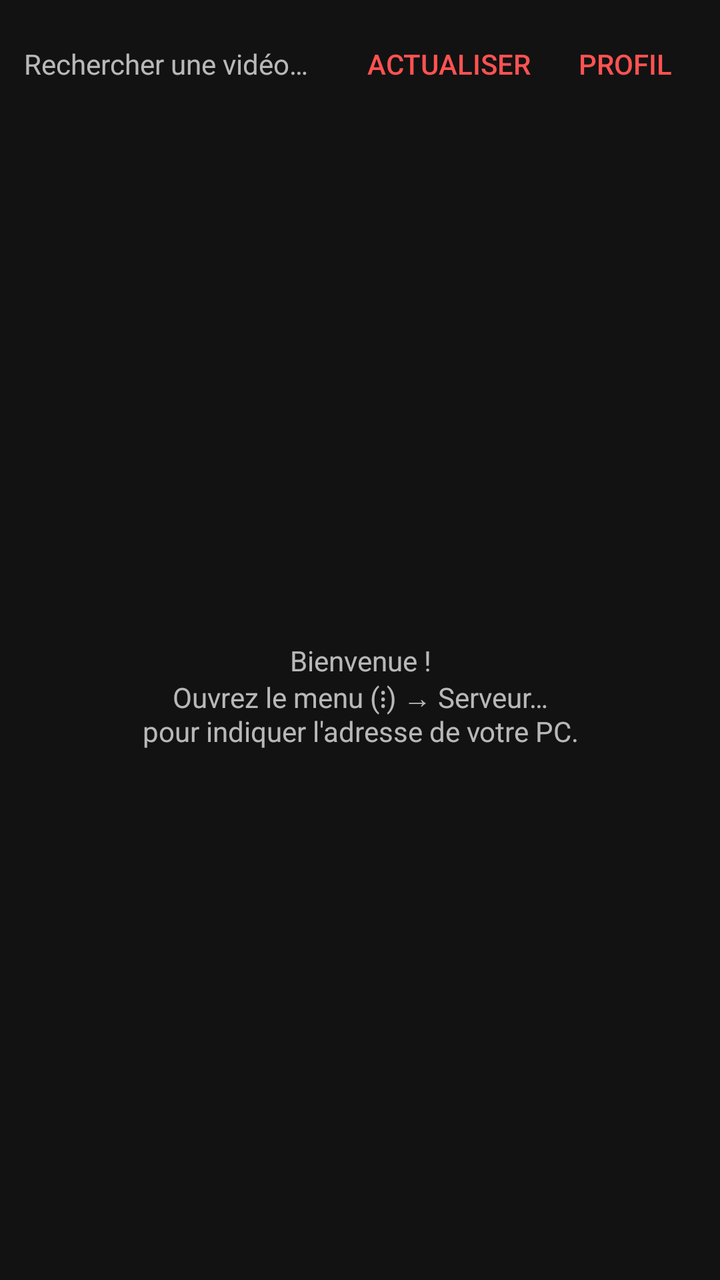
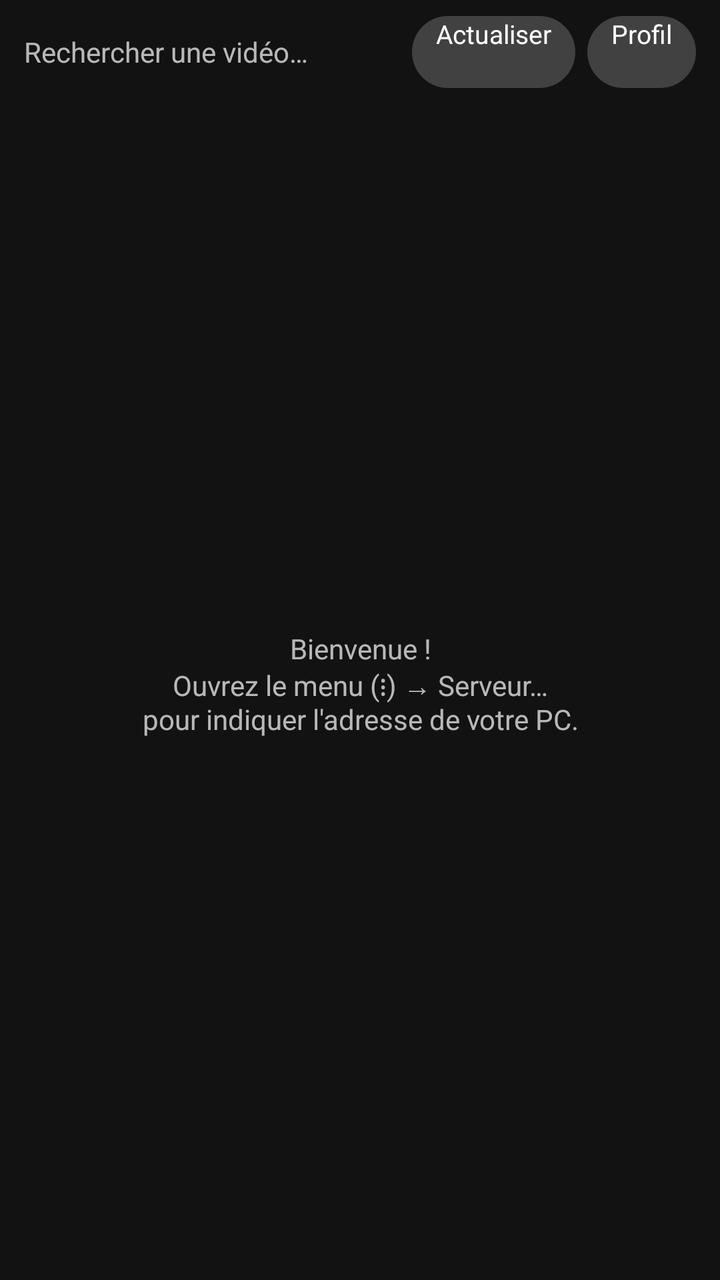

An Android layout rendered at two revisions. The XML below is the earlier revision; the diff shows what the commit changed to produce the second picture.
<!-- AndroidManifest.xml: application theme AppTheme -->
<!-- res/layout/activity_main.xml -->
<?xml version="1.0" encoding="utf-8"?>
<LinearLayout xmlns:android="http://schemas.android.com/apk/res/android"
    android:layout_width="match_parent"
    android:layout_height="match_parent"
    android:orientation="vertical">

    <LinearLayout
        android:layout_width="match_parent"
        android:layout_height="wrap_content"
        android:layout_marginStart="12dp"
        android:layout_marginTop="8dp"
        android:layout_marginEnd="12dp"
        android:gravity="center_vertical"
        android:orientation="horizontal">

        <EditText
            android:id="@+id/search_input"
            android:layout_width="0dp"
            android:layout_height="wrap_content"
            android:layout_weight="1"
            android:hint="@string/search_hint"
            android:imeOptions="actionSearch"
            android:inputType="text"
            android:maxLines="1" />

        <Button
            android:id="@+id/btn_refresh"
            style="?android:attr/buttonBarButtonStyle"
            android:layout_width="wrap_content"
            android:layout_height="wrap_content"
            android:text="@string/btn_refresh" />

        <Button
            android:id="@+id/btn_profil"
            style="?android:attr/buttonBarButtonStyle"
            android:layout_width="wrap_content"
            android:layout_height="wrap_content"
            android:text="@string/btn_profile" />
    </LinearLayout>

    <FrameLayout
        android:layout_width="match_parent"
        android:layout_height="0dp"
        android:layout_weight="1">

        <ListView
            android:id="@+id/list"
            android:layout_width="match_parent"
            android:layout_height="match_parent" />

        <TextView
            android:id="@+id/empty"
            android:layout_width="wrap_content"
            android:layout_height="wrap_content"
            android:layout_gravity="center"
            android:gravity="center"
            android:padding="24dp"
            android:text="@string/empty_initial"
            android:textColor="?android:attr/textColorSecondary" />
    </FrameLayout>

    <LinearLayout
        android:id="@+id/barre_lecture"
        android:layout_width="match_parent"
        android:layout_height="wrap_content"
        android:background="#26FFFFFF"
        android:clickable="true"
        android:focusable="true"
        android:gravity="center_vertical"
        android:orientation="horizontal"
        android:paddingStart="12dp"
        android:paddingEnd="12dp"
        android:paddingTop="8dp"
        android:paddingBottom="8dp"
        android:visibility="gone">

        <ImageView
            android:layout_width="34dp"
            android:layout_height="34dp"
            android:importantForAccessibility="no"
            android:src="@drawable/ic_launcher" />

        <LinearLayout
            android:layout_width="0dp"
            android:layout_height="wrap_content"
            android:layout_marginStart="10dp"
            android:layout_weight="1"
            android:orientation="vertical">

            <TextView
                android:id="@+id/barre_titre"
                android:layout_width="match_parent"
                android:layout_height="wrap_content"
                android:ellipsize="end"
                android:maxLines="1"
                android:textColor="?android:attr/textColorPrimary"
                android:textSize="14sp"
                android:textStyle="bold" />

            <ProgressBar
                android:id="@+id/barre_progress"
                style="?android:attr/progressBarStyleHorizontal"
                android:layout_width="match_parent"
                android:layout_height="wrap_content"
                android:layout_marginTop="2dp" />

            <TextView
                android:id="@+id/barre_temps"
                android:layout_width="match_parent"
                android:layout_height="wrap_content"
                android:textColor="?android:attr/textColorSecondary"
                android:textSize="12sp" />
        </LinearLayout>
    </LinearLayout>

</LinearLayout>
<!-- resources referenced by this layout -->
<resources>
  <!-- drawable ic_launcher (drawable) -->
  <?xml version="1.0" encoding="utf-8"?>
  <vector xmlns:android="http://schemas.android.com/apk/res/android"
      android:width="48dp"
      android:height="48dp"
      android:viewportWidth="108"
      android:viewportHeight="108">
      <path
          android:fillColor="#C62828"
          android:pathData="M0,0h108v108h-108z" />
      <path
          android:fillColor="#FFFFFF"
          android:pathData="M43,36l30,18l-30,18z" />
  </vector>
  <string name="btn_profile">Profil</string>
  <string name="btn_refresh">Actualiser</string>
  <string name="empty_initial">Bienvenue !\nOuvrez le menu (⋮) → Serveur…\npour indiquer l\'adresse de votre PC.</string>
  <string name="search_hint">Rechercher une vidéo…</string>
  <style name="AppTheme" parent="android:Theme.Material">
          <item name="android:colorPrimary">#C62828</item>
          <item name="android:colorPrimaryDark">#8E0000</item>
          <item name="android:colorAccent">#FF5252</item>
          <item name="android:windowBackground">#121212</item>
      </style>
</resources>

<!-- the commit's change to res/layout/activity_main.xml (unified diff, before → after) -->
@@ -25,17 +25,26 @@
 
         <Button
             android:id="@+id/btn_refresh"
-            style="?android:attr/buttonBarButtonStyle"
             android:layout_width="wrap_content"
-            android:layout_height="wrap_content"
-            android:text="@string/btn_refresh" />
+            android:layout_height="36dp"
+            android:background="@drawable/btn_toolbar"
+            android:text="@string/btn_refresh"
+            android:textColor="#FFFFFFFF"
+            android:textSize="13sp"
+            android:paddingStart="12dp"
+            android:paddingEnd="12dp"
+            android:layout_marginEnd="6dp" />
 
         <Button
             android:id="@+id/btn_profil"
-            style="?android:attr/buttonBarButtonStyle"
             android:layout_width="wrap_content"
-            android:layout_height="wrap_content"
-            android:text="@string/btn_profile" />
+            android:layout_height="36dp"
+            android:background="@drawable/btn_toolbar"
+            android:text="@string/btn_profile"
+            android:textColor="#FFFFFFFF"
+            android:textSize="13sp"
+            android:paddingStart="12dp"
+            android:paddingEnd="12dp" />
     </LinearLayout>
 
     <FrameLayout
<!-- resource entries referenced after the edit -->
@@ -1,5 +1,12 @@
 <!-- resources referenced by this layout -->
 <resources>
+  <!-- drawable btn_toolbar (drawable) -->
+  <?xml version="1.0" encoding="utf-8"?>
+  <shape xmlns:android="http://schemas.android.com/apk/res/android"
+      android:shape="rectangle">
+      <solid android:color="#33FFFFFF" />
+      <corners android:radius="18dp" />
+  </shape>
   <!-- drawable ic_launcher (drawable) -->
   <?xml version="1.0" encoding="utf-8"?>
   <vector xmlns:android="http://schemas.android.com/apk/res/android"
